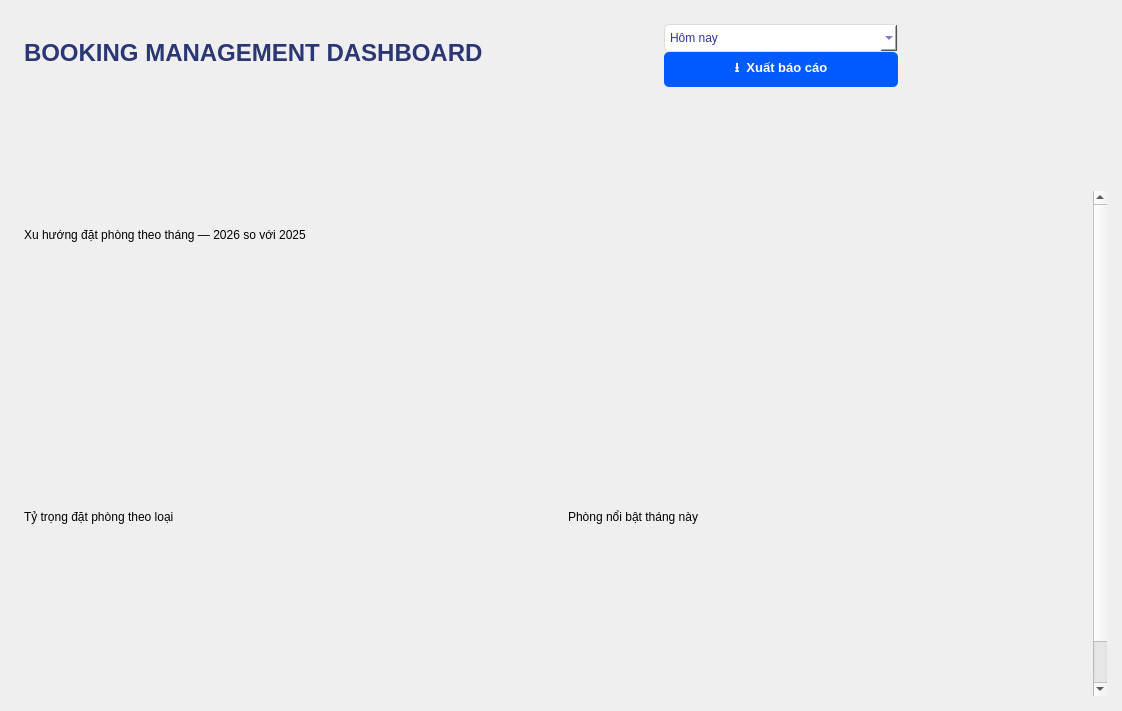
Old version of the form src/views/DashboardWidget.ui in the repository nguyenvuducduy97andrew-ai/OOP_HotelBookingManagementSystem.
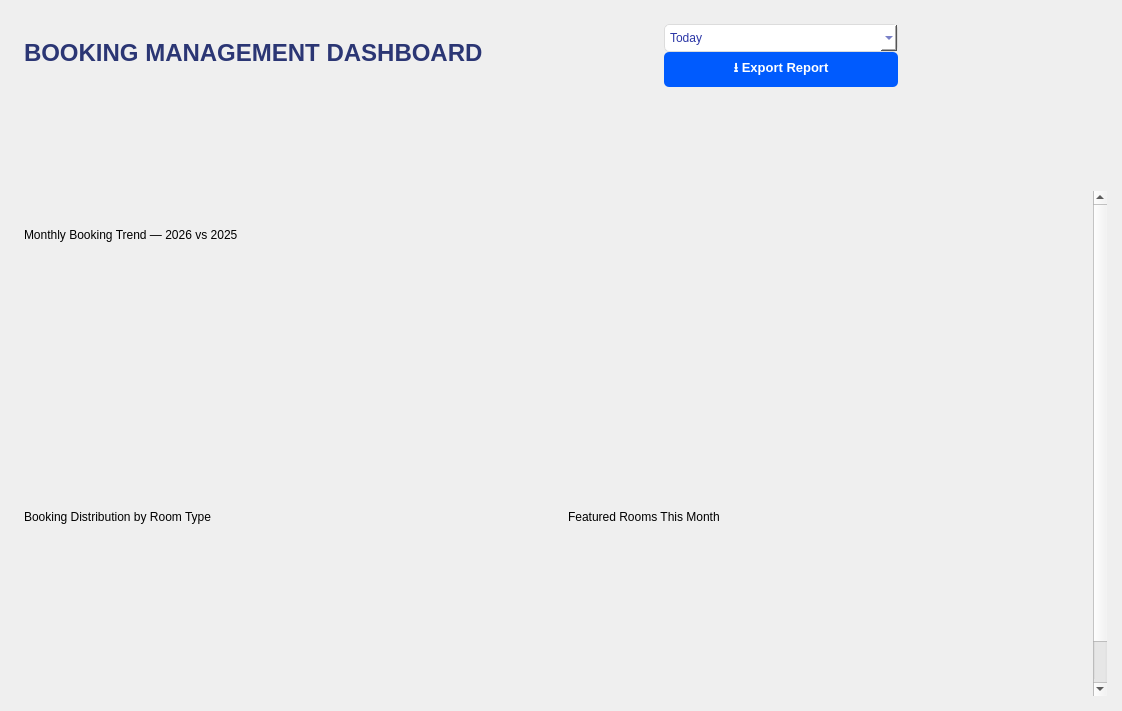
New version of the form. Custom widgets are drawn as their Qt base class.

Commit message: Translate UI text from Vietnamese to English across various components including Dashboard, Invoice, Reservation, Room, and Status pages for improved accessibility and user experience. Documentation update

```diff
--- a/src/views/DashboardWidget.ui
+++ b/src/views/DashboardWidget.ui
@@ -364,7 +364,7 @@
         </property>
         <item>
          <property name="text">
-          <string>Hôm nay</string>
+          <string>Today</string>
          </property>
         </item>
         <item>
@@ -402,7 +402,7 @@
 }</string>
         </property>
         <property name="text">
-         <string>⭳  Xuất báo cáo</string>
+         <string>⭳ Export Report</string>
         </property>
        </widget>
       </item>
@@ -478,7 +478,7 @@
         <item>
          <widget class="QLabel" name="trendTitleLabel">
           <property name="objectName"><string notr="true">ChartTitle</string></property>
-          <property name="text"><string>Xu hướng đặt phòng theo tháng — 2026 so với 2025</string></property>
+          <property name="text"><string>Monthly Booking Trend — 2026 vs 2025</string></property>
          </widget>
         </item>
         <item>
@@ -502,7 +502,7 @@
           <item>
            <widget class="QLabel" name="barTitleLabel">
             <property name="objectName"><string notr="true">ChartTitle</string></property>
-            <property name="text"><string>Tỷ trọng đặt phòng theo loại</string></property>
+            <property name="text"><string>Booking Distribution by Room Type</string></property>
            </widget>
           </item>
           <item>
@@ -522,7 +522,7 @@
           <item>
            <widget class="QLabel" name="roomListTitleLabel">
             <property name="objectName"><string notr="true">ChartTitle</string></property>
-            <property name="text"><string>Phòng nổi bật tháng này</string></property>
+            <property name="text"><string>Featured Rooms This Month</string></property>
            </widget>
           </item>
           <item><widget class="RoomListItem" name="roomItem1" native="true"/></item>
```
Left out of the diff: 6 changed lines with no effect on the pictures. The commit also changes 14 other files.
